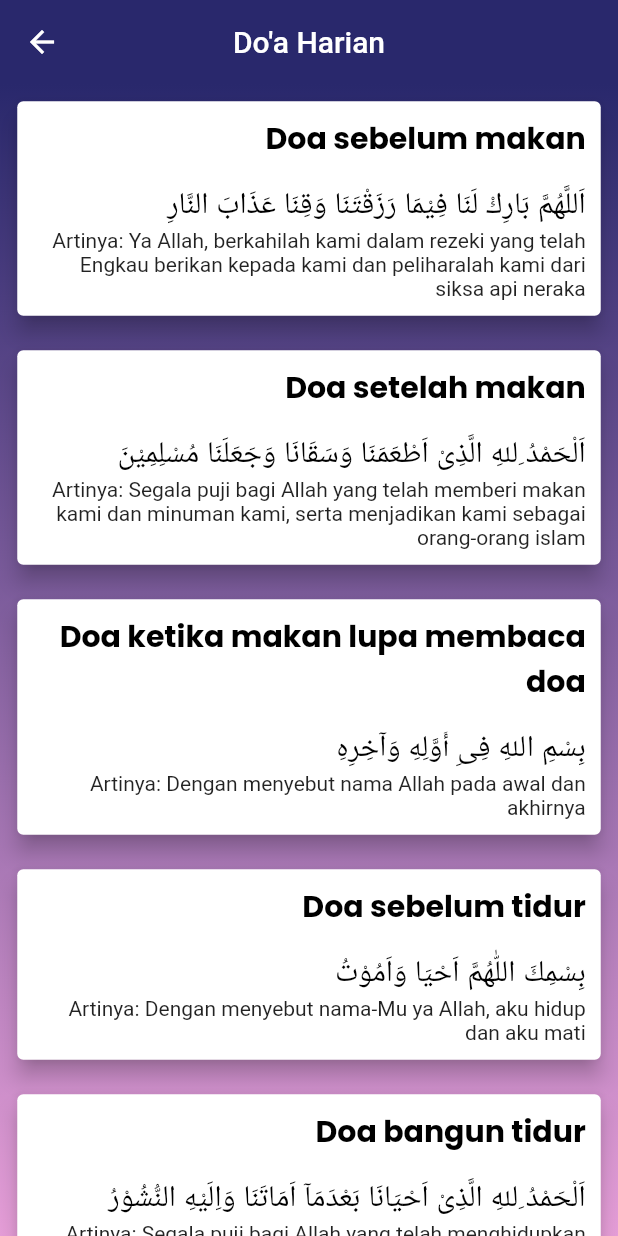
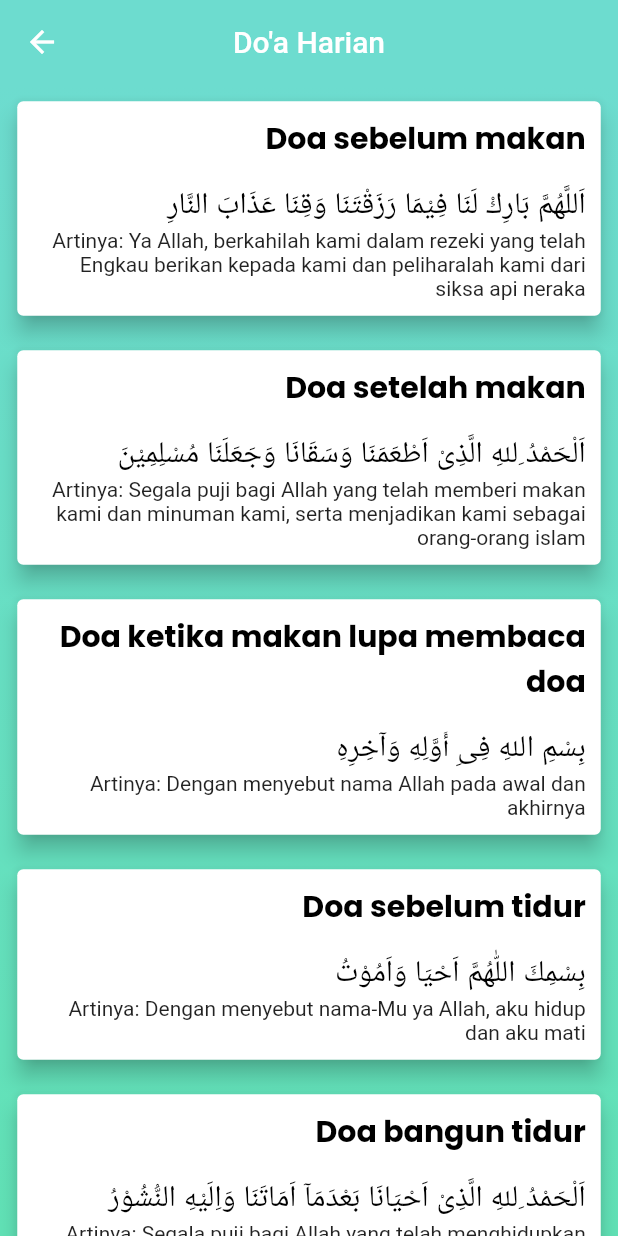
Before and after one commit to SyifaAinnur/muslim-app, a Flutter app: the PageDoa screen opened directly, on a phone screen of 412 x 824 dp. Run offline on Flutter 3.47's test engine with Material 2 defaults, Android fonts, the phone set to English and light mode, and no system bars; our stand-ins replace audioplayers, carousel_slider, flutter_image_slideshow, flutter_svg, geocoding, geolocator and 8 more; missing offline and left inert: flutter_qiblah, geocoder, geolocator_web, pk_skeleton, shared_preferences_web; network calls fail; project files that could hold a hidden picture were left out.

Commit message:
update style

```diff
--- a/lib/pages/ceramah/page_ceramah.dart
+++ b/lib/pages/ceramah/page_ceramah.dart
@@ -48,7 +48,7 @@ class _PageCeramahState extends State<PageCeramah> {
         centerTitle: true,
         title: Text("Ceramah Pilihan"),
         elevation: 0,
-        backgroundColor: Color(0xff29286C),
+        backgroundColor: Color(0xff6DDCCF),
         leading: GestureDetector(
           onTap: () {
             /* Write listener code here */
@@ -67,8 +67,8 @@ class _PageCeramahState extends State<PageCeramah> {
               begin: Alignment.topCenter,
               end: Alignment.bottomCenter,
               colors: [
-                Color(0xff29286C),
-                Color(0xffE69ED8),
+                Color(0xff6DDCCF),
+                  Color(0xff61E2B6),
               ],
             ),
           ),
--- a/lib/pages/doa/page_doa.dart
+++ b/lib/pages/doa/page_doa.dart
@@ -14,7 +14,7 @@ class PageDoa extends StatelessWidget {
         centerTitle: true,
         title: Text("Do'a Harian"),
         elevation: 0,
-        backgroundColor: Color(0xff29286C),
+        backgroundColor: Color(0xff6DDCCF),
         leading: GestureDetector(
           onTap: () {
             /* Write listener code here */
@@ -32,8 +32,8 @@ class PageDoa extends StatelessWidget {
               begin: Alignment.topCenter,
               end: Alignment.bottomCenter,
               colors: [
-                Color(0xff29286C),
-                Color(0xffE69ED8),
+                Color(0xff6DDCCF),
+                  Color(0xff61E2B6),
               ],
             ),
           ),
--- a/lib/pages/dzikir/dzikirSholat_page.dart
+++ b/lib/pages/dzikir/dzikirSholat_page.dart
@@ -10,6 +10,7 @@ class TampilanSholat extends StatelessWidget {
   Widget build(BuildContext context) {
     return Scaffold(
       appBar: AppBar(
+        backgroundColor: Color(0xff6DDCCF),
         centerTitle: true,
         title: Text("Dzikir Setelah Sholat"),
       ),
--- a/lib/pages/dzikir/dzikirpagi_page.dart
+++ b/lib/pages/dzikir/dzikirpagi_page.dart
@@ -10,6 +10,7 @@ class TampilanPagi extends StatelessWidget {
   Widget build(BuildContext context) {
     return Scaffold(
       appBar: AppBar(
+        backgroundColor: Color(0xff6DDCCF),
         centerTitle: true,
         title: Text("Dzikir Pagi"),
       ),
--- a/lib/pages/dzikir/dzikirpetang_page.dart
+++ b/lib/pages/dzikir/dzikirpetang_page.dart
@@ -9,6 +9,7 @@ class TampilanPetang extends StatelessWidget {
   Widget build(BuildContext context) {
     return Scaffold(
       appBar: AppBar(
+        backgroundColor: Color(0xff6DDCCF),
         centerTitle: true,
         title: Text("Dzikir Petang"),
       ),
--- a/lib/pages/hadits/page_hadits.dart
+++ b/lib/pages/hadits/page_hadits.dart
@@ -12,8 +12,9 @@ class PageHadits extends StatelessWidget {
   Widget build(BuildContext context) {
     return Scaffold(
       appBar: AppBar(
+        backgroundColor: Color(0xff6DDCCF),
         centerTitle: true,
-        title: Text("Dzikir Pagi"),
+        title: Text("Hadits Pendek"),
       ),
       body: PageIndicatorContainer(
         child: PageView.builder(
@@ -26,7 +27,7 @@ class PageHadits extends StatelessWidget {
               return ItemDzikir(judul, arab, arti);
           },
         ),
-        length: 40,
+
         align: IndicatorAlign.top,
         indicatorSpace: 2.0,
         padding: const EdgeInsets.fromLTRB(20.0, 10.0, 20.0, 0.0),
--- a/lib/pages/page_menu.dart
+++ b/lib/pages/page_menu.dart
@@ -168,10 +168,12 @@ class _MenuPageState extends State<MenuPage> {
                                                     return Text(
                                                       snapshot.data.toString(),
                                                       style: TextStyle(
+                                                        height: 1.5,
                                                           fontSize: 16,
                                                           fontWeight:
-                                                              FontWeight.w500,
+                                                              FontWeight.normal,
                                                           color: Colors.black),
+
                                                     );
                                                   } else {
                                                     return Text(
@@ -370,7 +372,7 @@ class _MenuPageState extends State<MenuPage> {
                                         );
                                       },
                                       image: 'assets/mosque.png',
-                                      title: 'Khazanah',
+                                      title: 'Hadits\nPendek',
                                     ),
                                     MenuItem(
                                       onTapAction: () {
--- a/lib/widget/cardasmaul.dart
+++ b/lib/widget/cardasmaul.dart
@@ -42,7 +42,7 @@ class CardAsmaul extends StatelessWidget {
               translate,
               textAlign: TextAlign.center,
               style: TextStyle(fontSize: 10,
-              color: Color(0xffC4C6BF)
+              color: Color(0xff686D76)
               ),
             ),
           ],
--- a/pubspec.yaml
+++ b/pubspec.yaml
@@ -59,6 +59,7 @@ dependencies:
   get: ^4.6.1
   hijri: ^3.0.0
   pk_skeleton: ^0.0.2
+  smooth_page_indicator: ^1.0.0+2
 
 dev_dependencies:
   flutter_test:
```
Also changed, not shown: lib/pages/qiblat/qiblat_page.dart (+4 -3 lines), 1 other file.
